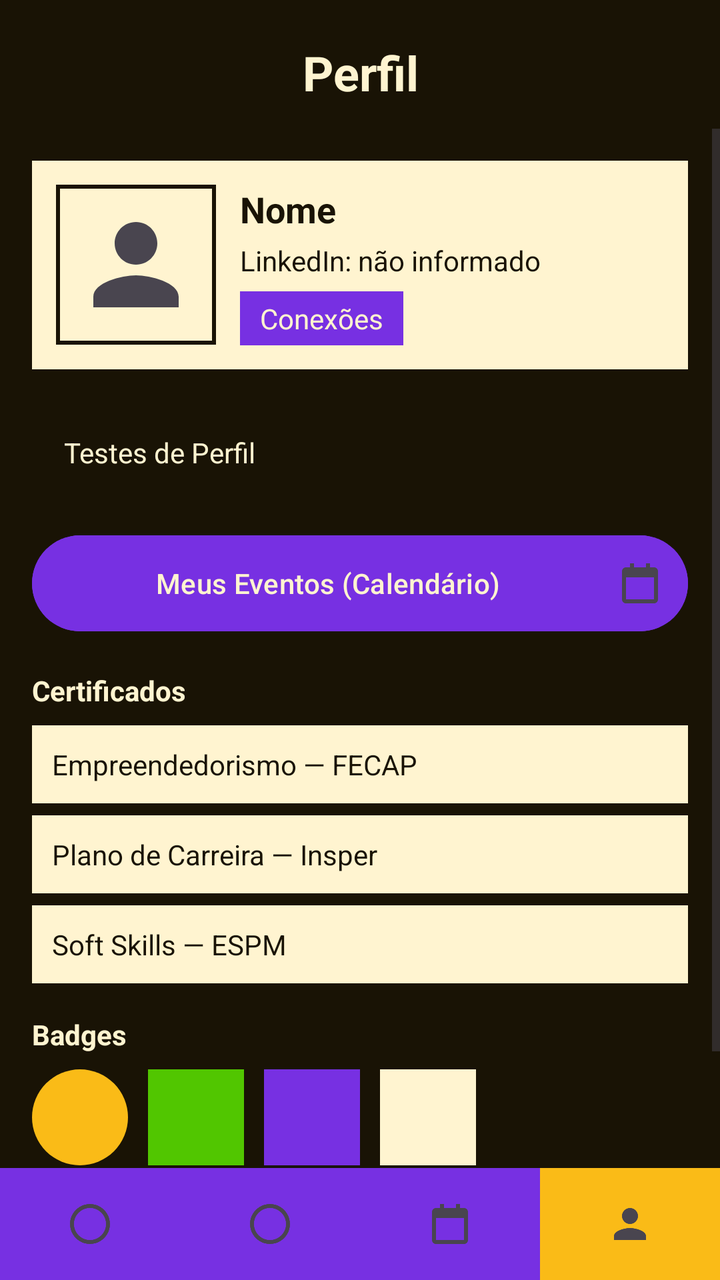
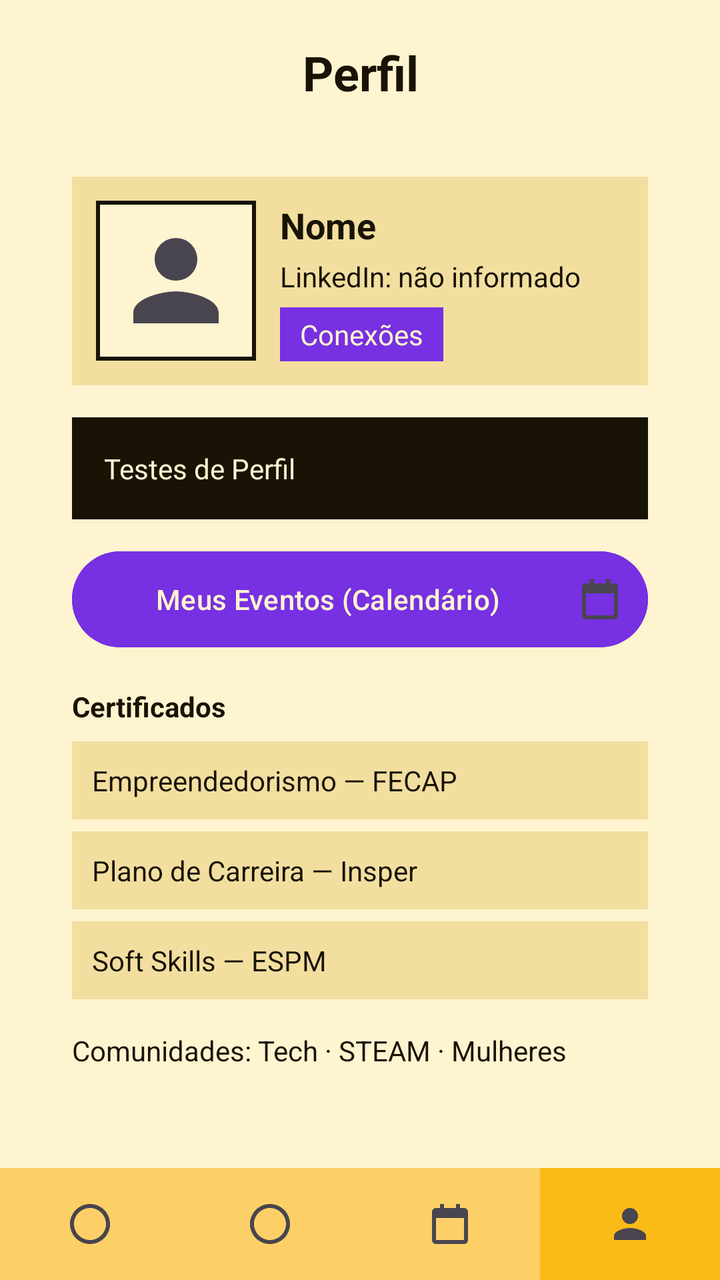

Screens rendered from an Android XML layout before and after an edit, with the pre-edit source and the edit as a unified diff.
<!-- AndroidManifest.xml: application theme Theme.ProximaEtapa -->
<!-- res/layout/activity_perfil.xml -->
<?xml version="1.0" encoding="utf-8"?>
<androidx.constraintlayout.widget.ConstraintLayout
    xmlns:android="http://schemas.android.com/apk/res/android"
    xmlns:app="http://schemas.android.com/apk/res-auto"
    xmlns:tools="http://schemas.android.com/tools"
    android:id="@+id/main"
    android:layout_width="match_parent"
    android:layout_height="match_parent"
    android:background="@color/preto"
    tools:context=".PerfilActivity">

    
    <TextView
        android:id="@+id/txtTituloPerfil"
        android:layout_width="0dp"
        android:layout_height="wrap_content"
        android:layout_marginTop="20dp"
        android:gravity="center"
        android:text="Perfil"
        android:textColor="@color/creme"
        android:textSize="24sp"
        android:textStyle="bold"
        app:layout_constraintEnd_toEndOf="parent"
        app:layout_constraintStart_toStartOf="parent"
        app:layout_constraintTop_toTopOf="parent" />

    
    <ScrollView
        android:layout_width="0dp"
        android:layout_height="0dp"
        android:layout_marginTop="12dp"
        app:layout_constraintBottom_toTopOf="@id/barraNavegacaoInferior"
        app:layout_constraintEnd_toEndOf="parent"
        app:layout_constraintStart_toStartOf="parent"
        app:layout_constraintTop_toBottomOf="@id/txtTituloPerfil">

        <LinearLayout
            android:layout_width="match_parent"
            android:layout_height="wrap_content"
            android:orientation="vertical"
            android:padding="16dp">

            
            <LinearLayout
                android:layout_width="match_parent"
                android:layout_height="wrap_content"
                android:background="@color/creme"
                android:orientation="horizontal"
                android:padding="12dp">

                <ImageView
                    android:id="@+id/imgFotoPerfil"
                    android:layout_width="80dp"
                    android:layout_height="80dp"
                    android:background="@drawable/bg_avatar_placeholder"
                    android:contentDescription="Foto do aluno"
                    android:padding="8dp"
                    android:src="@drawable/ic_nav_perfil" />

                <LinearLayout
                    android:layout_width="0dp"
                    android:layout_height="wrap_content"
                    android:layout_marginStart="12dp"
                    android:layout_weight="1"
                    android:orientation="vertical">

                    <TextView
                        android:id="@+id/txtNomePerfil"
                        android:layout_width="match_parent"
                        android:layout_height="wrap_content"
                        android:text="Nome"
                        android:textColor="@color/preto"
                        android:textSize="18sp"
                        android:textStyle="bold" />

                    <TextView
                        android:id="@+id/txtLinkedinPerfil"
                        android:layout_width="match_parent"
                        android:layout_height="wrap_content"
                        android:layout_marginTop="4dp"
                        android:text="LinkedIn: não informado"
                        android:textColor="@color/preto" />

                    <TextView
                        android:id="@+id/txtConexoesPerfil"
                        android:layout_width="wrap_content"
                        android:layout_height="wrap_content"
                        android:layout_marginTop="6dp"
                        android:background="@color/roxo"
                        android:paddingStart="10dp"
                        android:paddingTop="4dp"
                        android:paddingEnd="10dp"
                        android:paddingBottom="4dp"
                        android:text="Conexões"
                        android:textColor="@color/creme" />
                </LinearLayout>
            </LinearLayout>

            
            <TextView
                android:layout_width="match_parent"
                android:layout_height="wrap_content"
                android:layout_marginTop="16dp"
                android:background="@color/preto"
                android:padding="16dp"
                android:text="Testes de Perfil"
                android:textColor="@color/creme" />

            
            <Button
                android:id="@+id/btnMeusEventos"
                android:layout_width="match_parent"
                android:layout_height="wrap_content"
                android:layout_marginTop="12dp"
                android:backgroundTint="@color/roxo"
                android:drawableEnd="@drawable/ic_nav_calendario"
                android:padding="12dp"
                android:text="Meus Eventos (Calendário)"
                android:textColor="@color/creme" />

            
            <TextView
                android:layout_width="match_parent"
                android:layout_height="wrap_content"
                android:layout_marginTop="16dp"
                android:text="Certificados"
                android:textColor="@color/creme"
                android:textStyle="bold" />

            <TextView
                android:layout_width="match_parent"
                android:layout_height="wrap_content"
                android:layout_marginTop="8dp"
                android:background="@color/creme"
                android:padding="10dp"
                android:text="Empreendedorismo — FECAP"
                android:textColor="@color/preto" />

            <TextView
                android:layout_width="match_parent"
                android:layout_height="wrap_content"
                android:layout_marginTop="6dp"
                android:background="@color/creme"
                android:padding="10dp"
                android:text="Plano de Carreira — Insper"
                android:textColor="@color/preto" />

            <TextView
                android:layout_width="match_parent"
                android:layout_height="wrap_content"
                android:layout_marginTop="6dp"
                android:background="@color/creme"
                android:padding="10dp"
                android:text="Soft Skills — ESPM"
                android:textColor="@color/preto" />

            
            <TextView
                android:layout_width="match_parent"
                android:layout_height="wrap_content"
                android:layout_marginTop="16dp"
                android:text="Badges"
                android:textColor="@color/creme"
                android:textStyle="bold" />

            <LinearLayout
                android:layout_width="match_parent"
                android:layout_height="wrap_content"
                android:layout_marginTop="8dp"
                android:orientation="horizontal">

                <View
                    android:layout_width="48dp"
                    android:layout_height="48dp"
                    android:layout_marginEnd="10dp"
                    android:background="@drawable/bg_dia_selecionado" />

                <View
                    android:layout_width="48dp"
                    android:layout_height="48dp"
                    android:layout_marginEnd="10dp"
                    android:background="@color/verde" />

                <View
                    android:layout_width="48dp"
                    android:layout_height="48dp"
                    android:layout_marginEnd="10dp"
                    android:background="@color/roxo" />

                <View
                    android:layout_width="48dp"
                    android:layout_height="48dp"
                    android:background="@color/creme" />
            </LinearLayout>

            
            <TextView
                android:layout_width="match_parent"
                android:layout_height="wrap_content"
                android:layout_marginTop="16dp"
                android:layout_marginBottom="16dp"
                android:text="Comunidades: Tech · STEAM · Mulheres"
                android:textColor="@color/creme" />

        </LinearLayout>
    </ScrollView>

    
    <LinearLayout
        android:id="@+id/barraNavegacaoInferior"
        android:layout_width="0dp"
        android:layout_height="56dp"
        android:background="@color/roxo"
        android:gravity="center"
        android:orientation="horizontal"
        app:layout_constraintBottom_toBottomOf="parent"
        app:layout_constraintEnd_toEndOf="parent"
        app:layout_constraintStart_toStartOf="parent">

        
        <ImageButton
            android:id="@+id/btnNavInicio"
            android:layout_width="0dp"
            android:layout_height="match_parent"
            android:layout_weight="1"
            android:background="@color/roxo"
            android:contentDescription="Início (Entrega 2)"
            android:src="@drawable/ic_nav_generico" />

        
        <ImageButton
            android:id="@+id/btnNavMensagens"
            android:layout_width="0dp"
            android:layout_height="match_parent"
            android:layout_weight="1"
            android:background="@color/roxo"
            android:contentDescription="Mensagens (Entrega 2)"
            android:src="@drawable/ic_nav_generico" />

        <ImageButton
            android:id="@+id/btnNavCalendario"
            android:layout_width="0dp"
            android:layout_height="match_parent"
            android:layout_weight="1"
            android:background="@color/roxo"
            android:contentDescription="Ir para o Calendário"
            android:src="@drawable/ic_nav_calendario" />

        <ImageButton
            android:id="@+id/btnNavPerfil"
            android:layout_width="0dp"
            android:layout_height="match_parent"
            android:layout_weight="1"
            android:background="@color/amarelo"
            android:contentDescription="Perfil (tela atual)"
            android:src="@drawable/ic_nav_perfil" />

    </LinearLayout>

</androidx.constraintlayout.widget.ConstraintLayout>
<!-- resources referenced by this layout -->
<resources>
  <color name="amarelo">#FABB17</color>
  <color name="creme">#FFF4D0</color>
  <color name="preto">#191305</color>
  <color name="roxo">#7730E2</color>
  <color name="verde">#51C600</color>
  <!-- drawable bg_avatar_placeholder (drawable) -->
  <?xml version="1.0" encoding="utf-8"?>
  <shape xmlns:android="http://schemas.android.com/apk/res/android"
      android:shape="rectangle">
      <solid android:color="@color/creme" />
      <stroke
          android:width="2dp"
          android:color="@color/preto" />
  </shape>
  <!-- drawable bg_dia_selecionado (drawable) -->
  <?xml version="1.0" encoding="utf-8"?>
  <shape xmlns:android="http://schemas.android.com/apk/res/android"
      android:shape="oval">
      <solid android:color="@color/amarelo" />
  </shape>
  <!-- drawable ic_nav_calendario (drawable) -->
  <?xml version="1.0" encoding="utf-8"?>
  <vector xmlns:android="http://schemas.android.com/apk/res/android"
      android:width="24dp"
      android:height="24dp"
      android:viewportWidth="24"
      android:viewportHeight="24"
      android:tint="?attr/colorControlNormal">
      <path
          android:fillColor="#FF000000"
          android:pathData="M7,2 L7,4 L5,4 C3.9,4 3,4.9 3,6 L3,20 C3,21.1 3.9,22 5,22 L19,22 C20.1,22 21,21.1 21,20 L21,6 C21,4.9 20.1,4 19,4 L17,4 L17,2 L15,2 L15,4 L9,4 L9,2 Z M5,9 L19,9 L19,20 L5,20 Z" />
  </vector>
  <!-- drawable ic_nav_generico (drawable) -->
  <?xml version="1.0" encoding="utf-8"?>
  <vector xmlns:android="http://schemas.android.com/apk/res/android"
      android:width="24dp"
      android:height="24dp"
      android:viewportWidth="24"
      android:viewportHeight="24"
      android:tint="?attr/colorControlNormal">
      <path
          android:fillColor="#FF000000"
          android:pathData="M12,2 C6.48,2 2,6.48 2,12 C2,17.52 6.48,22 12,22 C17.52,22 22,17.52 22,12 C22,6.48 17.52,2 12,2 Z M12,20 C7.59,20 4,16.41 4,12 C4,7.59 7.59,4 12,4 C16.41,4 20,7.59 20,12 C20,16.41 16.41,20 12,20 Z" />
  </vector>
  <!-- drawable ic_nav_perfil (drawable) -->
  <?xml version="1.0" encoding="utf-8"?>
  <vector xmlns:android="http://schemas.android.com/apk/res/android"
      android:width="24dp"
      android:height="24dp"
      android:viewportWidth="24"
      android:viewportHeight="24"
      android:tint="?attr/colorControlNormal">
      <path
          android:fillColor="#FF000000"
          android:pathData="M12,12 C14.21,12 16,10.21 16,8 C16,5.79 14.21,4 12,4 C9.79,4 8,5.79 8,8 C8,10.21 9.79,12 12,12 Z M12,14 C9.33,14 4,15.34 4,18 L4,20 L20,20 L20,18 C20,15.34 14.67,14 12,14 Z" />
  </vector>
  <style name="Theme.ProximaEtapa" parent="Base.Theme.ProximaEtapa" />
  <style name="Base.Theme.ProximaEtapa" parent="Theme.Material3.DayNight.NoActionBar">
          <item name="colorPrimary">@color/roxo</item>
          <item name="colorSecondary">@color/amarelo</item>
      </style>
</resources>

<!-- the commit's change to res/layout/activity_perfil.xml (unified diff, before → after) -->
@@ -6,7 +6,7 @@
     android:id="@+id/main"
     android:layout_width="match_parent"
     android:layout_height="match_parent"
-    android:background="@color/preto"
+    android:background="@color/creme"
     tools:context=".PerfilActivity">
 
     
@@ -17,7 +17,7 @@
         android:layout_marginTop="20dp"
         android:gravity="center"
         android:text="Perfil"
-        android:textColor="@color/creme"
+        android:textColor="@color/preto"
         android:textSize="24sp"
         android:textStyle="bold"
         app:layout_constraintEnd_toEndOf="parent"
@@ -25,192 +25,146 @@
         app:layout_constraintTop_toTopOf="parent" />
 
     
-    <ScrollView
+    <LinearLayout
         android:layout_width="0dp"
         android:layout_height="0dp"
-        android:layout_marginTop="12dp"
+        android:orientation="vertical"
+        android:padding="36dp"
         app:layout_constraintBottom_toTopOf="@id/barraNavegacaoInferior"
         app:layout_constraintEnd_toEndOf="parent"
         app:layout_constraintStart_toStartOf="parent"
         app:layout_constraintTop_toBottomOf="@id/txtTituloPerfil">
 
+        
         <LinearLayout
             android:layout_width="match_parent"
             android:layout_height="wrap_content"
-            android:orientation="vertical"
-            android:padding="16dp">
-
-            
+            android:background="@color/cremeForte"
+            android:orientation="horizontal"
+            android:padding="12dp">
+
+            <ImageView
+                android:id="@+id/imgFotoPerfil"
+                android:layout_width="80dp"
+                android:layout_height="80dp"
+                android:background="@drawable/bg_avatar_placeholder"
+                android:padding="8dp"
+                android:src="@drawable/ic_nav_perfil" />
+
             <LinearLayout
-                android:layout_width="match_parent"
+                android:layout_width="0dp"
                 android:layout_height="wrap_content"
-                android:background="@color/creme"
-                android:orientation="horizontal"
-                android:padding="12dp">
-
-                <ImageView
-                    android:id="@+id/imgFotoPerfil"
-                    android:layout_width="80dp"
-                    android:layout_height="80dp"
-                    android:background="@drawable/bg_avatar_placeholder"
-                    android:contentDescription="Foto do aluno"
-                    android:padding="8dp"
-                    android:src="@drawable/ic_nav_perfil" />
-
-                <LinearLayout
-                    android:layout_width="0dp"
+                android:layout_marginStart="12dp"
+                android:layout_weight="1"
+                android:orientation="vertical">
+
+                <TextView
+                    android:id="@+id/txtNomePerfil"
+                    android:layout_width="match_parent"
                     android:layout_height="wrap_content"
-                    android:layout_marginStart="12dp"
-                    android:layout_weight="1"
-                    android:orientation="vertical">
-
-                    <TextView
-                        android:id="@+id/txtNomePerfil"
-                        android:layout_width="match_parent"
-                        android:layout_height="wrap_content"
-                        android:text="Nome"
-                        android:textColor="@color/preto"
-                        android:textSize="18sp"
-                        android:textStyle="bold" />
-
-                    <TextView
-                        android:id="@+id/txtLinkedinPerfil"
-                        android:layout_width="match_parent"
-                        android:layout_height="wrap_content"
-                        android:layout_marginTop="4dp"
-                        android:text="LinkedIn: não informado"
-                        android:textColor="@color/preto" />
-
-                    <TextView
-                        android:id="@+id/txtConexoesPerfil"
-                        android:layout_width="wrap_content"
-                        android:layout_height="wrap_content"
-                        android:layout_marginTop="6dp"
-                        android:background="@color/roxo"
-                        android:paddingStart="10dp"
-                        android:paddingTop="4dp"
-                        android:paddingEnd="10dp"
-                        android:paddingBottom="4dp"
-                        android:text="Conexões"
-                        android:textColor="@color/creme" />
-                </LinearLayout>
+                    android:text="Nome"
+                    android:textColor="@color/preto"
+                    android:textSize="18sp"
+                    android:textStyle="bold" />
+
+                <TextView
+                    android:id="@+id/txtLinkedinPerfil"
+                    android:layout_width="match_parent"
+                    android:layout_height="wrap_content"
+                    android:layout_marginTop="4dp"
+                    android:text="LinkedIn: não informado"
+                    android:textColor="@color/preto" />
+
+                <TextView
+                    android:id="@+id/txtConexoesPerfil"
+                    android:layout_width="wrap_content"
+                    android:layout_height="wrap_content"
+                    android:layout_marginTop="6dp"
+                    android:background="@color/roxo"
+                    android:paddingStart="10dp"
+                    android:paddingTop="4dp"
+                    android:paddingEnd="10dp"
+                    android:paddingBottom="4dp"
+                    android:text="Conexões"
+                    android:textColor="@color/creme" />
             </LinearLayout>
-
-            
-            <TextView
-                android:layout_width="match_parent"
-                android:layout_height="wrap_content"
-                android:layout_marginTop="16dp"
-                android:background="@color/preto"
-                android:padding="16dp"
-                android:text="Testes de Perfil"
-                android:textColor="@color/creme" />
-
-            
-            <Button
-                android:id="@+id/btnMeusEventos"
-                android:layout_width="match_parent"
-                android:layout_height="wrap_content"
-                android:layout_marginTop="12dp"
-                android:backgroundTint="@color/roxo"
-                android:drawableEnd="@drawable/ic_nav_calendario"
-                android:padding="12dp"
-                android:text="Meus Eventos (Calendário)"
-                android:textColor="@color/creme" />
-
-            
-            <TextView
-                android:layout_width="match_parent"
-                android:layout_height="wrap_content"
-                android:layout_marginTop="16dp"
-                android:text="Certificados"
-                android:textColor="@color/creme"
-                android:textStyle="bold" />
-
-            <TextView
-                android:layout_width="match_parent"
-                android:layout_height="wrap_content"
-                android:layout_marginTop="8dp"
-                android:background="@color/creme"
-                android:padding="10dp"
-                android:text="Empreendedorismo — FECAP"
-                android:textColor="@color/preto" />
-
-            <TextView
-                android:layout_width="match_parent"
-                android:layout_height="wrap_content"
-                android:layout_marginTop="6dp"
-                android:background="@color/creme"
-                android:padding="10dp"
-                android:text="Plano de Carreira — Insper"
-                android:textColor="@color/preto" />
-
-            <TextView
-                android:layout_width="match_parent"
-                android:layout_height="wrap_content"
-                android:layout_marginTop="6dp"
-                android:background="@color/creme"
-                android:padding="10dp"
-                android:text="Soft Skills — ESPM"
-                android:textColor="@color/preto" />
-
-            
-            <TextView
-                android:layout_width="match_parent"
-                android:layout_height="wrap_content"
-                android:layout_marginTop="16dp"
-                android:text="Badges"
-                android:textColor="@color/creme"
-                android:textStyle="bold" />
-
-            <LinearLayout
-                android:layout_width="match_parent"
-                android:layout_height="wrap_content"
-                android:layout_marginTop="8dp"
-                android:orientation="horizontal">
-
-                <View
-                    android:layout_width="48dp"
-                    android:layout_height="48dp"
-                    android:layout_marginEnd="10dp"
-                    android:background="@drawable/bg_dia_selecionado" />
-
-                <View
-                    android:layout_width="48dp"
-                    android:layout_height="48dp"
-                    android:layout_marginEnd="10dp"
-                    android:background="@color/verde" />
-
-                <View
-                    android:layout_width="48dp"
-                    android:layout_height="48dp"
-                    android:layout_marginEnd="10dp"
-                    android:background="@color/roxo" />
-
-                <View
-                    android:layout_width="48dp"
-                    android:layout_height="48dp"
-                    android:background="@color/creme" />
-            </LinearLayout>
-
-            
-            <TextView
-                android:layout_width="match_parent"
-                android:layout_height="wrap_content"
-                android:layout_marginTop="16dp"
-                android:layout_marginBottom="16dp"
-                android:text="Comunidades: Tech · STEAM · Mulheres"
-                android:textColor="@color/creme" />
-
         </LinearLayout>
-    </ScrollView>
+
+        
+        <TextView
+            android:layout_width="match_parent"
+            android:layout_height="wrap_content"
+            android:layout_marginTop="16dp"
+            android:background="@color/preto"
+            android:padding="16dp"
+            android:text="Testes de Perfil"
+            android:textColor="@color/creme" />
+
+        
+        <Button
+            android:id="@+id/btnMeusEventos"
+            android:layout_width="match_parent"
+            android:layout_height="wrap_content"
+            android:layout_marginTop="12dp"
+            android:backgroundTint="@color/roxo"
+            android:drawableEnd="@drawable/ic_nav_calendario"
+            android:padding="12dp"
+            android:text="Meus Eventos (Calendário)"
+            android:textColor="@color/creme" />
+
+        
+        <TextView
+            android:layout_width="match_parent"
+            android:layout_height="wrap_content"
+            android:layout_marginTop="16dp"
+            android:text="Certificados"
+            android:textColor="@color/preto"
+            android:textStyle="bold" />
+
+        <TextView
+            android:layout_width="match_parent"
+            android:layout_height="wrap_content"
+            android:layout_marginTop="8dp"
+            android:background="@color/cremeForte"
+            android:padding="10dp"
+            android:text="Empreendedorismo — FECAP"
+            android:textColor="@color/preto" />
+
+        <TextView
+            android:layout_width="match_parent"
+            android:layout_height="wrap_content"
+            android:layout_marginTop="6dp"
+            android:background="@color/cremeForte"
+            android:padding="10dp"
+            android:text="Plano de Carreira — Insper"
+            android:textColor="@color/preto" />
+
+        <TextView
+            android:layout_width="match_parent"
+            android:layout_height="wrap_content"
+            android:layout_marginTop="6dp"
+            android:background="@color/cremeForte"
+            android:padding="10dp"
+            android:text="Soft Skills — ESPM"
+            android:textColor="@color/preto" />
+
+        
+        <TextView
+            android:layout_width="match_parent"
+            android:layout_height="wrap_content"
+            android:layout_marginTop="16dp"
+            android:layout_marginBottom="16dp"
+            android:text="Comunidades: Tech · STEAM · Mulheres"
+            android:textColor="@color/preto" />
+
+    </LinearLayout>
 
     
     <LinearLayout
         android:id="@+id/barraNavegacaoInferior"
         android:layout_width="0dp"
         android:layout_height="56dp"
-        android:background="@color/roxo"
+        android:background="@color/amarelo"
         android:gravity="center"
         android:orientation="horizontal"
         app:layout_constraintBottom_toBottomOf="parent"
@@ -223,7 +177,7 @@
             android:layout_width="0dp"
             android:layout_height="match_parent"
             android:layout_weight="1"
-            android:background="@color/roxo"
+            android:background="@color/amareloClaro"
             android:contentDescription="Início (Entrega 2)"
             android:src="@drawable/ic_nav_generico" />
 
@@ -233,7 +187,7 @@
             android:layout_width="0dp"
             android:layout_height="match_parent"
             android:layout_weight="1"
-            android:background="@color/roxo"
+            android:background="@color/amareloClaro"
             android:contentDescription="Mensagens (Entrega 2)"
             android:src="@drawable/ic_nav_generico" />
 
@@ -242,7 +196,7 @@
             android:layout_width="0dp"
             android:layout_height="match_parent"
             android:layout_weight="1"
-            android:background="@color/roxo"
+            android:background="@color/amareloClaro"
             android:contentDescription="Ir para o Calendário"
             android:src="@drawable/ic_nav_calendario" />
 
<!-- resource entries referenced after the edit -->
@@ -1,10 +1,11 @@
 <!-- resources referenced by this layout -->
 <resources>
   <color name="amarelo">#FABB17</color>
+  <color name="amareloClaro">#FCD067</color>
   <color name="creme">#FFF4D0</color>
+  <color name="cremeForte">#F2DFA0</color>
   <color name="preto">#191305</color>
   <color name="roxo">#7730E2</color>
-  <color name="verde">#51C600</color>
   <!-- drawable bg_avatar_placeholder (drawable) -->
   <?xml version="1.0" encoding="utf-8"?>
   <shape xmlns:android="http://schemas.android.com/apk/res/android"
@@ -13,12 +14,6 @@
       <stroke
           android:width="2dp"
           android:color="@color/preto" />
-  </shape>
-  <!-- drawable bg_dia_selecionado (drawable) -->
-  <?xml version="1.0" encoding="utf-8"?>
-  <shape xmlns:android="http://schemas.android.com/apk/res/android"
-      android:shape="oval">
-      <solid android:color="@color/amarelo" />
   </shape>
   <!-- drawable ic_nav_calendario (drawable) -->
   <?xml version="1.0" encoding="utf-8"?>
